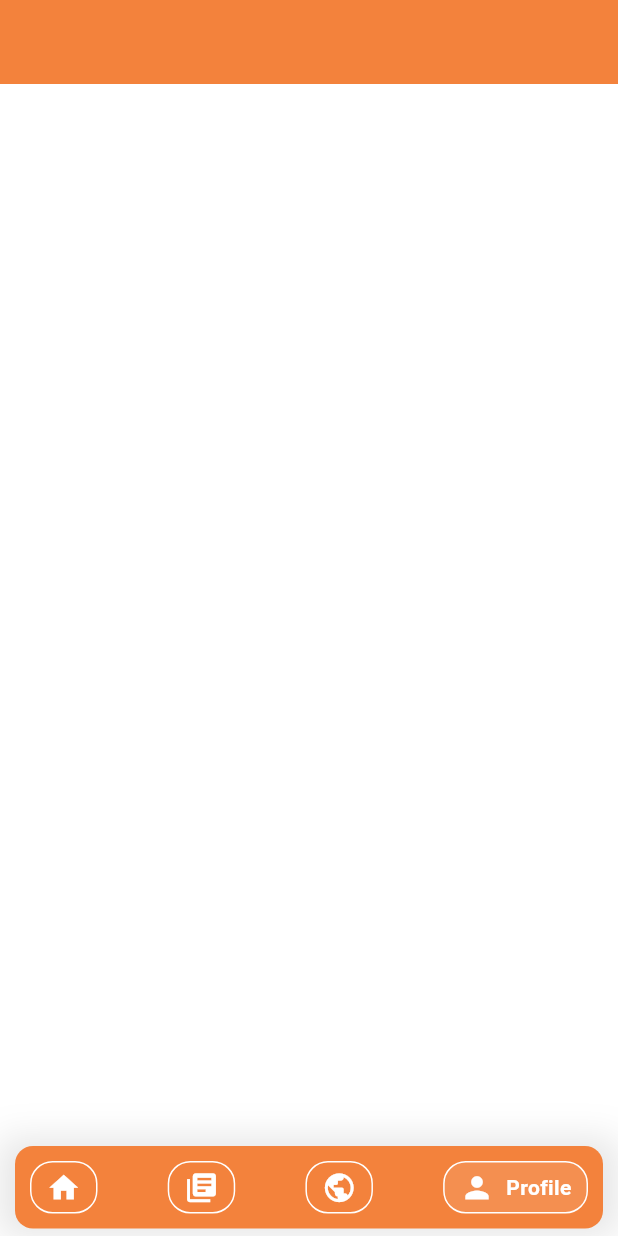
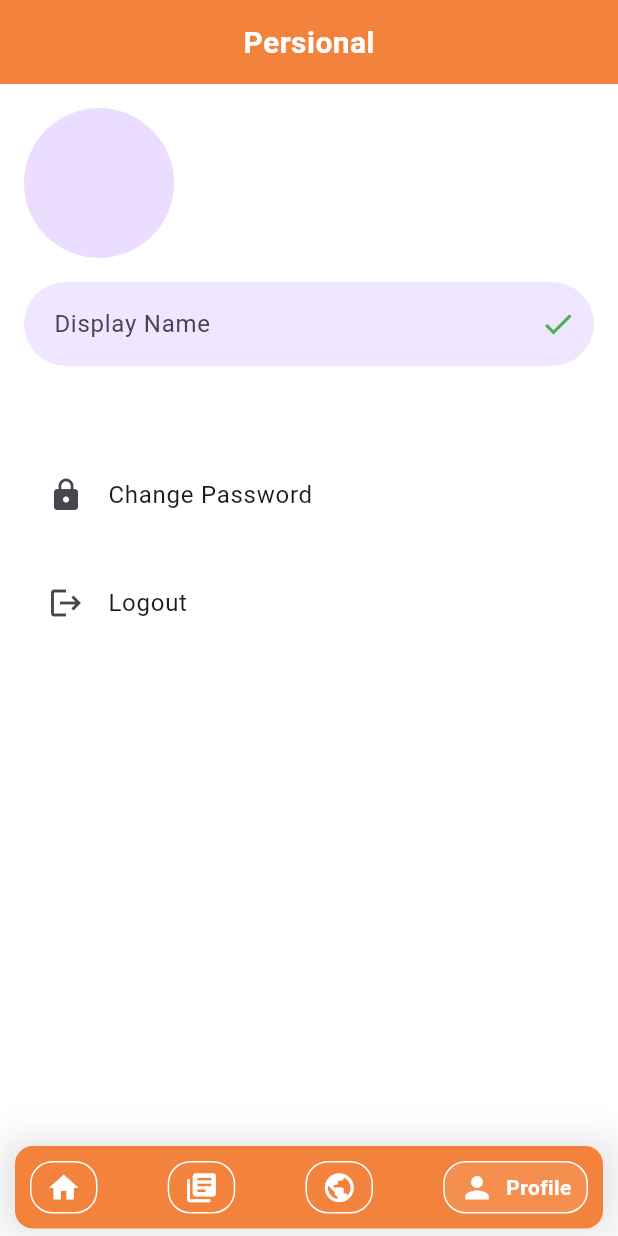
Before and after one commit to DevPhamPham/orange_card, a Flutter app: the screen it shows once a user with an empty profile is signed in, item 4 of the bottom bar chosen, on a phone screen of 412 x 824 dp. Run offline on Flutter 3.47's test engine with Material 3 defaults, Android fonts, the light colour scheme and no system bars; drawn by our look-alikes of google_nav_bar; our stand-ins replace firebase_auth, firebase_core, firebase_storage, flutter_svg, image_picker; missing offline and left inert: firebase_ui_auth; accounts and stored records are empty; Roboto replaces fonts that are missing (WorkSans).

Commit message:
update auth: signup => signin => main; update pubspec; update profile page

```diff
--- a/lib/ui/auth/Screens/Login/components/login_screen_top_image.dart
+++ b/lib/ui/auth/Screens/Login/components/login_screen_top_image.dart
@@ -12,8 +12,8 @@ class LoginScreenTopImage extends StatelessWidget {
   Widget build(BuildContext context) {
     return Column(
       children: [
-        const Text(
-          "LOGIN",
+        Text(
+          "LOGIN TO ORANGE CARD".toUpperCase(),
           style: TextStyle(fontWeight: FontWeight.bold),
         ),
         const SizedBox(height: defaultPadding * 2),
--- a/lib/ui/auth/Screens/Return/return_screen.dart
+++ b/lib/ui/auth/Screens/Return/return_screen.dart
@@ -18,7 +18,7 @@ class _ReturnScreenState extends State<ReturnScreen> {
           padding: const EdgeInsets.all(24.0),
           child: ElevatedButton(
             child: Text("Đăng nhập lại"),
-            onPressed: () {
+            onPressed: () async {
               FirebaseAuth.instance.signOut().then((value) {
                 Navigator.push(context,
                     MaterialPageRoute(builder: (context) => LoginScreen()));
--- a/lib/ui/auth/Screens/Signup/components/sign_up_top_image.dart
+++ b/lib/ui/auth/Screens/Signup/components/sign_up_top_image.dart
@@ -13,7 +13,7 @@ class SignUpScreenTopImage extends StatelessWidget {
     return Column(
       children: [
         Text(
-          "Sign Up".toUpperCase(),
+          "Sign Up To Orange Card".toUpperCase(),
           style: const TextStyle(fontWeight: FontWeight.bold),
         ),
         const SizedBox(height: defaultPadding),
--- a/lib/ui/libraryPage/components/app_bar.dart
+++ b/lib/ui/libraryPage/components/app_bar.dart
@@ -1,7 +1,5 @@
 import 'package:flutter/material.dart';
 import 'package:orange_card/app_theme.dart';
-import 'package:orange_card/ui/auth/constants.dart';
-
 
 class LibraryPageAppBar extends StatelessWidget implements PreferredSizeWidget {
   const LibraryPageAppBar({Key? key}) : super(key: key);
--- a/lib/ui/personalPage/components/app_bar.dart
+++ b/lib/ui/personalPage/components/app_bar.dart
@@ -1,9 +1,8 @@
 import 'package:flutter/material.dart';
-import 'package:orange_card/app_theme.dart';
 import 'package:orange_card/ui/auth/constants.dart';
 
-
-class PersionalPageAppBar extends StatelessWidget implements PreferredSizeWidget {
+class PersionalPageAppBar extends StatelessWidget
+    implements PreferredSizeWidget {
   const PersionalPageAppBar({Key? key}) : super(key: key);
 
   @override
@@ -11,7 +10,15 @@ class PersionalPageAppBar extends StatelessWidget implements PreferredSizeWidget
     return AppBar(
       title: const Text('Persional'),
       backgroundColor: kPrimaryColor,
-      titleTextStyle: AppTheme.title_appbar,
+      titleTextStyle: TextStyle(
+        // h5 -> headline
+        fontFamily: "WorkSans",
+        fontWeight: FontWeight.bold,
+        fontSize: 20,
+        letterSpacing: 0.30,
+        color: Colors.white,
+      ),
+      centerTitle: true,
     );
   }
 
--- /dev/null
+++ b/lib/ui/personalPage/components/profile.dart
@@ -0,0 +1,155 @@
+import 'dart:io';
+import 'package:firebase_auth/firebase_auth.dart';
+import 'package:firebase_ui_auth/firebase_ui_auth.dart';
+import 'package:flutter/material.dart';
+import 'package:firebase_storage/firebase_storage.dart' as firebase_storage;
+import 'package:image_picker/image_picker.dart';
+import 'package:orange_card/ui/auth/Screens/Login/login_screen.dart';
+
+class ProfileScreen extends StatefulWidget {
+  const ProfileScreen({Key? key}) : super(key: key);
+
+  @override
+  _ProfileScreenState createState() => _ProfileScreenState();
+}
+
+class _ProfileScreenState extends State<ProfileScreen> {
+  late String _displayName;
+  late String _email;
+
+  @override
+  void initState() {
+    super.initState();
+    final user = FirebaseAuth.instance.currentUser;
+    _displayName = user?.displayName ?? '';
+    _email = user?.email ?? '';
+  }
+
+  Future<void> _updateDisplayName() async {
+    try {
+      final user = FirebaseAuth.instance.currentUser;
+      await user?.updateDisplayName(_displayName);
+      ScaffoldMessenger.of(context).showSnackBar(
+        const SnackBar(content: Text('Display name updated successfully')),
+      );
+    } catch (e) {
+      ScaffoldMessenger.of(context).showSnackBar(
+        const SnackBar(content: Text('Failed to update display name')),
+      );
+    }
+  }
+
+  Future<void> _logout() async {
+    try {
+      await FirebaseAuth.instance.signOut();
+      Navigator.of(context)..pushAndRemoveUntil(
+            MaterialPageRoute(builder: (context) => LoginScreen()),
+            (route) => false,
+          );
+    } catch (e) {
+      ScaffoldMessenger.of(context).showSnackBar(
+        const SnackBar(content: Text('Failed to logout')),
+      );
+    }
+  }
+
+  Future<void> _updateAvatar() async {
+    final imagePicker = ImagePicker();
+    final pickedFile = await imagePicker.pickImage(source: ImageSource.gallery);
+    if (pickedFile != null) {
+      final String fileName = 'avatar.jpg';
+      final file = File(pickedFile.path);
+      try {
+        await firebase_storage.FirebaseStorage.instance
+            .ref('avatars/$fileName')
+            .putFile(file);
+        // Xử lý khi upload thành công
+      } catch (e) {
+        // Xử lý khi có lỗi xảy ra
+        print('Error uploading image: $e');
+      }
+    }
+  }
+
+  @override
+  Widget build(BuildContext context) {
+    return SingleChildScrollView(
+      padding: const EdgeInsets.all(16.0),
+      child: Column(
+        crossAxisAlignment: CrossAxisAlignment.start,
+        children: [
+          GestureDetector(
+            onTap: _updateAvatar,
+            child: CircleAvatar(
+              radius: 50,
+              // Hiển thị ảnh đại diện hiện tại của người dùng ở đây
+            ),
+          ),
+          const SizedBox(height: 16.0),
+          Row(
+            children: [
+              Expanded(
+                child: TextField(
+                  decoration: InputDecoration(
+                    labelText: 'Display Name',
+                    suffixIcon: IconButton(
+                      icon: const Icon(Icons.check, color: Colors.green),
+                      onPressed: _updateDisplayName,
+                    ),
+                  ),
+                  onChanged: (value) {
+                    setState(() {
+                      _displayName = value;
+                    });
+                  },
+                ),
+              ),
+            ],
+          ),
+          const SizedBox(height: 16.0),
+          Text(
+            _email,
+            style: const TextStyle(fontSize: 18),
+          ),
+          const SizedBox(height: 16.0),
+          ProfileItem(
+            title: 'Change Password',
+            icon: Icons.lock,
+            onPressed: () {
+              // Chuyển đến màn hình đổi mật khẩu
+            },
+          ),
+          const SizedBox(height: 16.0),
+          ProfileItem(
+            title: 'Logout',
+            icon: Icons.logout,
+            onPressed: _logout,
+          ),
+          // Thêm các mục hồ sơ khác ở đây (thành tựu, nâng cấp, vv.)
+        ],
+      ),
+    );
+  }
+}
+
+class ProfileItem extends StatelessWidget {
+  final String title;
+  final IconData icon;
+  final VoidCallback? onPressed;
+
+  const ProfileItem({
+    Key? key,
+    required this.title,
+    required this.icon,
+    this.onPressed,
+  }) : super(key: key);
+
+  @override
+  Widget build(BuildContext context) {
+    return ListTile(
+      title: Text(title),
+      leading: Icon(icon),
+      onTap: onPressed,
+    );
+  }
+}
--- a/lib/ui/personalPage/persional_srceen.dart
+++ b/lib/ui/personalPage/persional_srceen.dart
@@ -1,14 +1,15 @@
 import 'package:flutter/material.dart';
 import 'package:orange_card/ui/personalPage/components/app_bar.dart';
+import 'package:orange_card/ui/personalPage/components/profile.dart';
 
 class PersionalPageScreen extends StatelessWidget {
   const PersionalPageScreen({Key? key}) : super(key: key);
 
   @override
   Widget build(BuildContext context) {
-    return const Scaffold(
+    return Scaffold(
       appBar: PersionalPageAppBar(),
-
+      body: ProfileScreen(),
     );
   }
 }
--- a/pubspec.yaml
+++ b/pubspec.yaml
@@ -44,6 +44,8 @@ dependencies:
   firebase_core: ^2.27.0
   firebase_auth: ^4.17.8
   firebase_ui_auth: ^1.13.1
+  firebase_storage:
+  image_picker:
 dev_dependencies:
   flutter_test:
     sdk: flutter
```
Also changed, not shown: lib/ui/auth/Screens/Signup/components/signup_form.dart (+5 -4 lines), lib/resources/models/user.dart (added), pubspec.lock, 5 other files.
